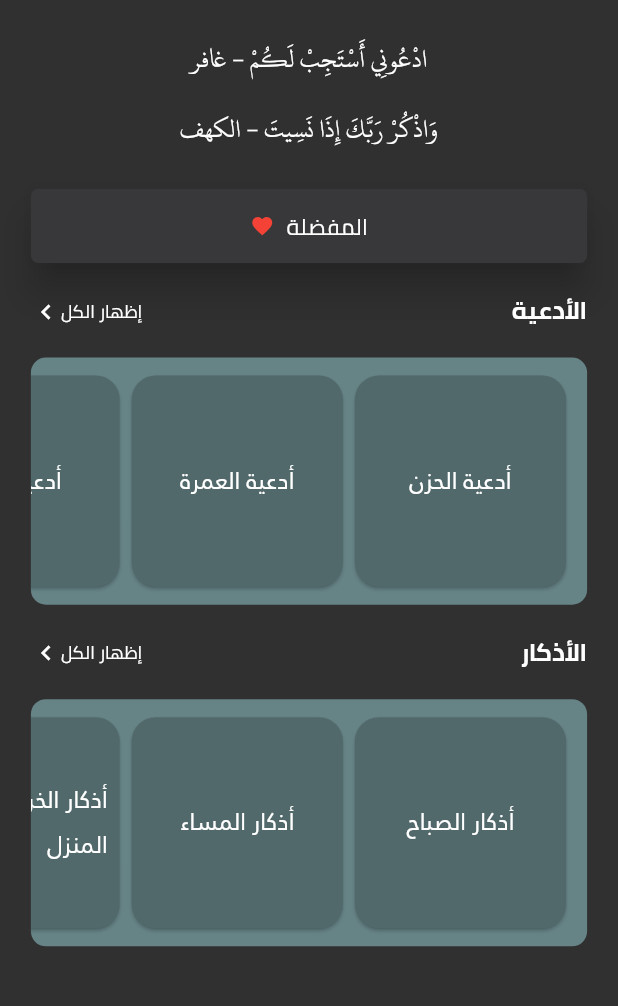
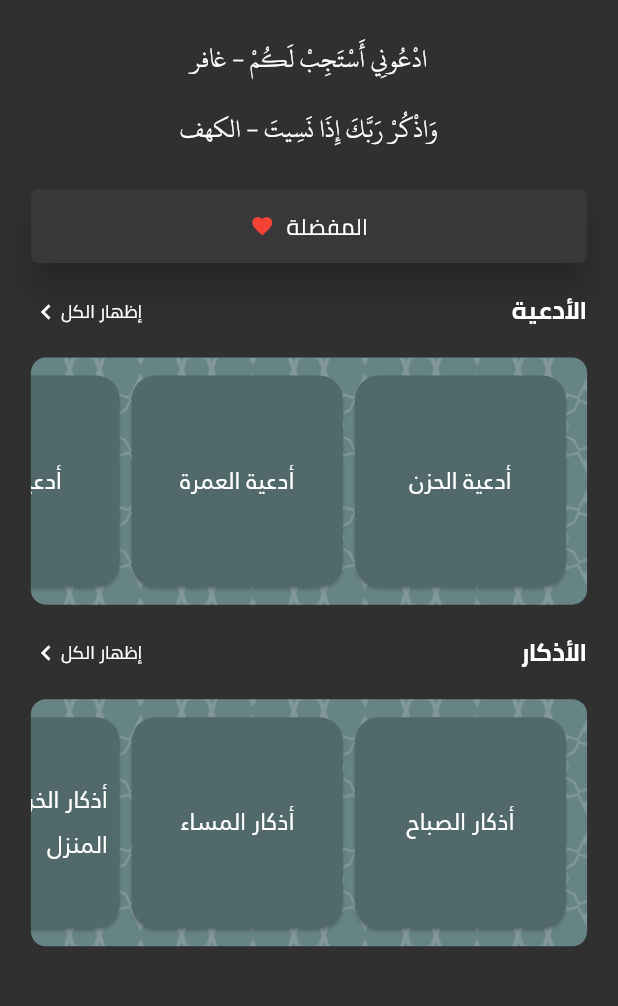
Before and after one commit to BChowy/estagbna, a Flutter app: the screen it shows after launch, on a phone screen of 412 x 824 dp, the part 208-1214 px from its top. Run offline on Flutter 3.47's test engine with Material 2 defaults, Android fonts, the phone set to English and light mode, and no system bars.

```diff
--- a/lib/homepage/lists.dart
+++ b/lib/homepage/lists.dart
@@ -2,6 +2,7 @@ import 'package:flutter/material.dart';
 import '../size_config.dart';
 import '../data_model.dart';
 import '../info_API.dart';
+import '../other_pages/category_page.dart';
 
 class Dua extends StatefulWidget {
   const Dua({Key? key}) : super(key: key);
@@ -11,6 +12,10 @@ class Dua extends StatefulWidget {
 }
 
 class _DuaState extends State<Dua> {
+  final duaFilePath = 'assets/duaData.json';
+  final athkarFilePath = 'assets/athkarData.json';
+  final listBGimagePath = 'assets/images/motif-1.png';
+
   List<String> getData(DataModel? data) {
     List<String> cateNameList = [];
     //List<Object> cateIdList = [];
@@ -28,7 +33,16 @@ class _DuaState extends State<Dua> {
   Widget build(BuildContext context) {
     SizeConfig().init(context);
     return Expanded(
-      child: ListView(padding: EdgeInsets.zero,
+      child: ListView(
+        padding: EdgeInsets.zero,
+        children: [
+          FutureBuilder<DataModel>(
+              future: InfoAPI(duaFilePath).getDataLocally(context),
+              builder: (context, snapshot) {
+                final data = snapshot.data;
+                final List<String> list = getData(data);
+
+                return Column(
                   children: [
                     Padding(
                       padding: EdgeInsets.symmetric(
@@ -57,17 +71,15 @@ class _DuaState extends State<Dua> {
                         ],
                       )),
                     ),
-          FutureBuilder<DataModel>(
-              future: InfoAPI('assets/duaData.json').getDataLocally(context),
-              builder: (context, snapshot) {
-                final data = snapshot.data;
-                final List<String> list = getData(data);
-
-                return Container(
+                    Container(
                       decoration: BoxDecoration(
                           borderRadius: BorderRadius.circular(10),
                           color: Theme.of(context).primaryColor,
-                  ),
+                          image: DecorationImage(
+                              colorFilter: const ColorFilter.mode(
+                                  Colors.black26, BlendMode.dstIn),
+                              image: AssetImage(listBGimagePath),
+                              fit: BoxFit.cover)),
                       height: SizeConfig.blockSizeVertical * 20,
                       // width: double.infinity,
 
@@ -92,13 +104,25 @@ class _DuaState extends State<Dua> {
                                     child: Center(
                                         child: Text(
                                       list[index],
-                                  style: Theme.of(context).textTheme.bodyText1,
+                                      style:
+                                          Theme.of(context).textTheme.bodyText1,
                                     )),
                                   ));
                             },
                           )),
+                    ),
+                  ],
                 );
-              }), Padding(
+              }),
+          FutureBuilder<DataModel>(
+              future: InfoAPI(athkarFilePath).getDataLocally(context),
+              builder: (context, snapshot) {
+                final data = snapshot.data;
+                final List<String> list = getData(data);
+
+                return Column(
+                  children: [
+                    Padding(
                       padding: EdgeInsets.symmetric(
                           vertical: SizeConfig.blockSizeVertical * 2),
                       child: (Row(
@@ -109,7 +133,18 @@ class _DuaState extends State<Dua> {
                             style: Theme.of(context).textTheme.headline6,
                           ),
                           InkWell(
-                  onTap: () {},
+                            onTap: () {
+                              Navigator.push(
+                                context,
+                                MaterialPageRoute(
+                                    builder: (context) => Directionality(
+                                        textDirection: TextDirection.rtl,
+                                        child: CategoryPage(
+                                          fileName: athkarFilePath,
+                                          names: list,
+                                        ))),
+                              );
+                            },
                             child: Row(children: [
                               Text('إظهار الكل',
                                   style: Theme.of(context).textTheme.caption),
@@ -125,17 +160,15 @@ class _DuaState extends State<Dua> {
                         ],
                       )),
                     ),
-          FutureBuilder<DataModel>(
-              future: InfoAPI('assets/athkarData.json').getDataLocally(context),
-              builder: (context, snapshot) {
-                final data = snapshot.data;
-                final List<String> list = getData(data);
-
-                return Container(
+                    Container(
                       decoration: BoxDecoration(
                           borderRadius: BorderRadius.circular(10),
                           color: Theme.of(context).primaryColor,
-                  ),
+                          image: DecorationImage(
+                              colorFilter: const ColorFilter.mode(
+                                  Colors.black26, BlendMode.dstIn),
+                              image: AssetImage(listBGimagePath),
+                              fit: BoxFit.cover)),
                       height: SizeConfig.blockSizeVertical * 20,
                       // width: double.infinity,
 
@@ -160,11 +193,14 @@ class _DuaState extends State<Dua> {
                                     child: Center(
                                         child: Text(
                                       list[index],
-                                  style: Theme.of(context).textTheme.bodyText1,
+                                      style:
+                                          Theme.of(context).textTheme.bodyText1,
                                     )),
                                   ));
                             },
                           )),
+                    ),
+                  ],
                 );
               })
         ],
```
Lines whose indentation alone changed are shown as unchanged.
